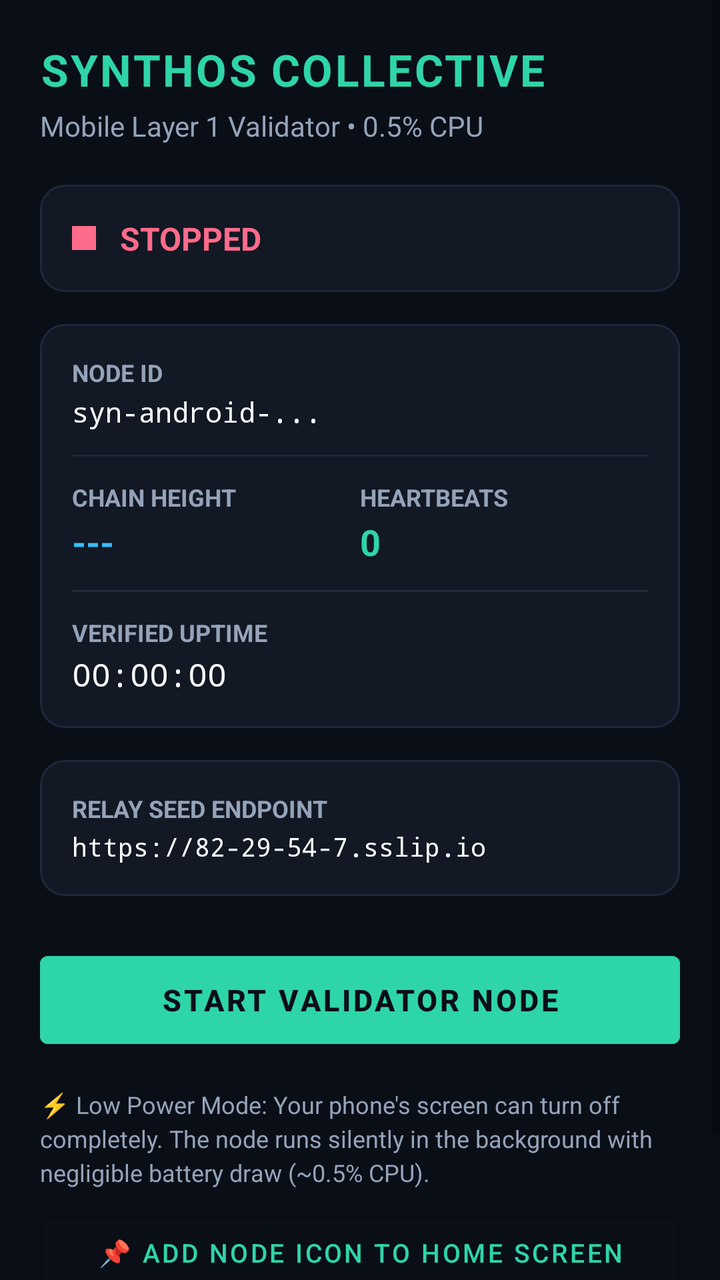
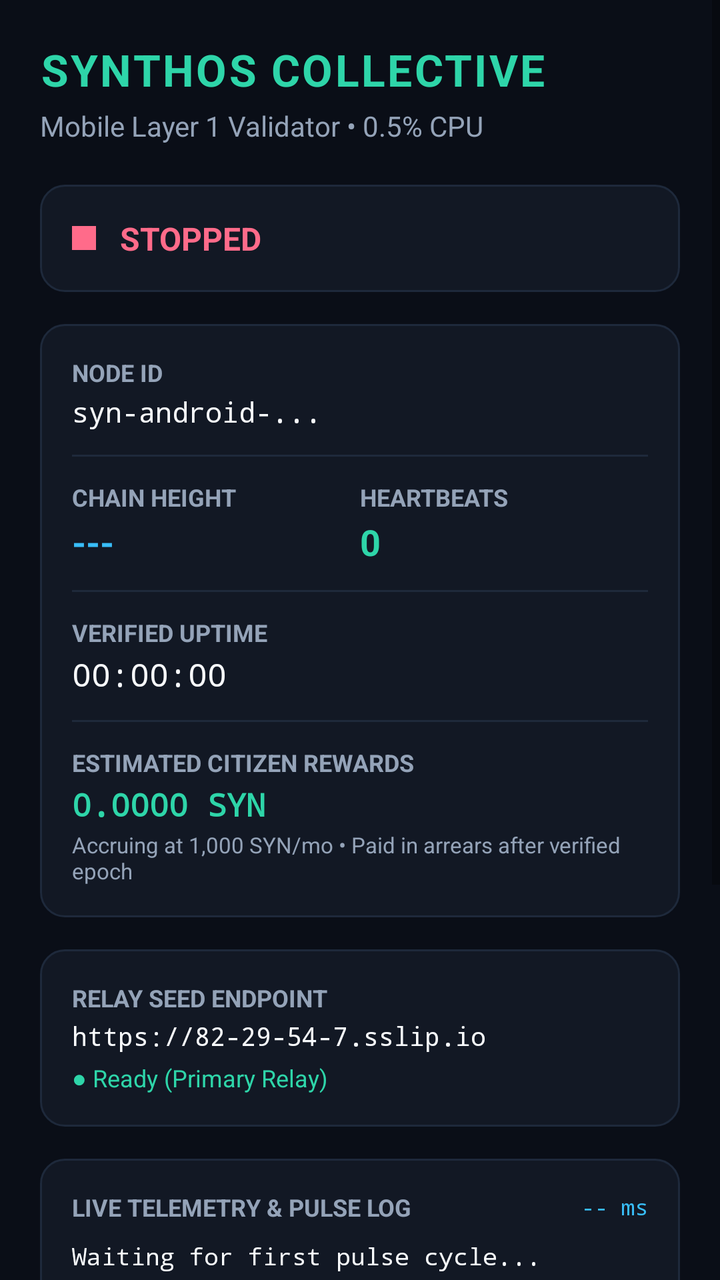

Before-and-after screenshots of an Android layout around one commit, followed by the original layout XML and the change that was made.
<!-- AndroidManifest.xml: application theme Theme.SynthosNode -->
<!-- res/layout/activity_main.xml -->
<?xml version="1.0" encoding="utf-8"?>
<ScrollView xmlns:android="http://schemas.android.com/apk/res/android"
    android:layout_width="match_parent"
    android:layout_height="match_parent"
    android:background="@color/bg_dark"
    android:fillViewport="true">

    <LinearLayout
        android:layout_width="match_parent"
        android:layout_height="wrap_content"
        android:orientation="vertical"
        android:padding="20dp">

        <TextView
            android:layout_width="wrap_content"
            android:layout_height="wrap_content"
            android:text="SYNTHOS COLLECTIVE"
            android:textColor="@color/accent_teal"
            android:textSize="22sp"
            android:textStyle="bold"
            android:letterSpacing="0.05" />

        <TextView
            android:layout_width="wrap_content"
            android:layout_height="wrap_content"
            android:text="Mobile Layer 1 Validator • 0.5% CPU"
            android:textColor="@color/text_muted"
            android:textSize="14sp"
            android:layout_marginTop="4dp" />

        
        <LinearLayout
            android:layout_width="match_parent"
            android:layout_height="wrap_content"
            android:background="@drawable/card_bg"
            android:orientation="horizontal"
            android:padding="16dp"
            android:layout_marginTop="20dp"
            android:gravity="center_vertical">

            <View
                android:id="@+id/statusIndicator"
                android:layout_width="12dp"
                android:layout_height="12dp"
                android:background="@color/danger_red" />

            <TextView
                android:id="@+id/statusText"
                android:layout_width="wrap_content"
                android:layout_height="wrap_content"
                android:text="STOPPED"
                android:textColor="@color/danger_red"
                android:textSize="16sp"
                android:textStyle="bold"
                android:layout_marginStart="12dp" />
        </LinearLayout>

        
        <LinearLayout
            android:layout_width="match_parent"
            android:layout_height="wrap_content"
            android:background="@drawable/card_bg"
            android:orientation="vertical"
            android:padding="16dp"
            android:layout_marginTop="16dp">

            <TextView
                android:layout_width="wrap_content"
                android:layout_height="wrap_content"
                android:text="NODE ID"
                android:textColor="@color/text_muted"
                android:textSize="12sp"
                android:textStyle="bold" />

            <TextView
                android:id="@+id/nodeIdText"
                android:layout_width="wrap_content"
                android:layout_height="wrap_content"
                android:text="syn-android-..."
                android:textColor="@color/text_white"
                android:textSize="14sp"
                android:fontFamily="monospace"
                android:layout_marginTop="2dp" />

            <View
                android:layout_width="match_parent"
                android:layout_height="1dp"
                android:background="@color/card_border"
                android:layout_marginTop="12dp"
                android:layout_marginBottom="12dp" />

            <LinearLayout
                android:layout_width="match_parent"
                android:layout_height="wrap_content"
                android:orientation="horizontal"
                android:baselineAligned="false">

                <LinearLayout
                    android:layout_width="0dp"
                    android:layout_height="wrap_content"
                    android:layout_weight="1"
                    android:orientation="vertical">

                    <TextView
                        android:layout_width="wrap_content"
                        android:layout_height="wrap_content"
                        android:text="CHAIN HEIGHT"
                        android:textColor="@color/text_muted"
                        android:textSize="12sp"
                        android:textStyle="bold" />

                    <TextView
                        android:id="@+id/heightText"
                        android:layout_width="wrap_content"
                        android:layout_height="wrap_content"
                        android:text="---"
                        android:textColor="@color/accent_sky"
                        android:textSize="18sp"
                        android:textStyle="bold"
                        android:layout_marginTop="2dp" />
                </LinearLayout>

                <LinearLayout
                    android:layout_width="0dp"
                    android:layout_height="wrap_content"
                    android:layout_weight="1"
                    android:orientation="vertical">

                    <TextView
                        android:layout_width="wrap_content"
                        android:layout_height="wrap_content"
                        android:text="HEARTBEATS"
                        android:textColor="@color/text_muted"
                        android:textSize="12sp"
                        android:textStyle="bold" />

                    <TextView
                        android:id="@+id/heartbeatsText"
                        android:layout_width="wrap_content"
                        android:layout_height="wrap_content"
                        android:text="0"
                        android:textColor="@color/accent_teal"
                        android:textSize="18sp"
                        android:textStyle="bold"
                        android:layout_marginTop="2dp" />
                </LinearLayout>
            </LinearLayout>

            <View
                android:layout_width="match_parent"
                android:layout_height="1dp"
                android:background="@color/card_border"
                android:layout_marginTop="12dp"
                android:layout_marginBottom="12dp" />

            <TextView
                android:layout_width="wrap_content"
                android:layout_height="wrap_content"
                android:text="VERIFIED UPTIME"
                android:textColor="@color/text_muted"
                android:textSize="12sp"
                android:textStyle="bold" />

            <TextView
                android:id="@+id/uptimeText"
                android:layout_width="wrap_content"
                android:layout_height="wrap_content"
                android:text="00:00:00"
                android:textColor="@color/text_white"
                android:textSize="16sp"
                android:fontFamily="monospace"
                android:layout_marginTop="2dp" />

        </LinearLayout>

        
        <LinearLayout
            android:layout_width="match_parent"
            android:layout_height="wrap_content"
            android:background="@drawable/card_bg"
            android:orientation="vertical"
            android:padding="16dp"
            android:layout_marginTop="16dp">

            <TextView
                android:layout_width="wrap_content"
                android:layout_height="wrap_content"
                android:text="RELAY SEED ENDPOINT"
                android:textColor="@color/text_muted"
                android:textSize="12sp"
                android:textStyle="bold" />

            <TextView
                android:id="@+id/relayText"
                android:layout_width="wrap_content"
                android:layout_height="wrap_content"
                android:text="https://82-29-54-7.sslip.io"
                android:textColor="@color/text_white"
                android:textSize="13sp"
                android:fontFamily="monospace"
                android:layout_marginTop="2dp" />
        </LinearLayout>

        
        <Button
            android:id="@+id/toggleButton"
            android:layout_width="match_parent"
            android:layout_height="56dp"
            android:text="START VALIDATOR NODE"
            android:textColor="@color/bg_dark"
            android:textSize="15sp"
            android:textStyle="bold"
            android:backgroundTint="@color/accent_teal"
            android:layout_marginTop="24dp" />

        
        <TextView
            android:layout_width="match_parent"
            android:layout_height="wrap_content"
            android:text="⚡ Low Power Mode: Your phone's screen can turn off completely. The node runs silently in the background with negligible battery draw (~0.5% CPU)."
            android:textColor="@color/text_muted"
            android:textSize="12sp"
            android:lineSpacingExtra="3dp"
            android:layout_marginTop="16dp" />

        <Button
            android:id="@+id/pinHomeButton"
            style="@style/Widget.MaterialComponents.Button.OutlinedButton"
            android:layout_width="match_parent"
            android:layout_height="wrap_content"
            android:text="📌 Add Node Icon to Home Screen"
            android:textColor="@color/accent_teal"
            android:textSize="13sp"
            android:layout_marginTop="8dp" />

        <Button
            android:id="@+id/batteryOptButton"
            style="@style/Widget.MaterialComponents.Button.TextButton"
            android:layout_width="match_parent"
            android:layout_height="wrap_content"
            android:text="Optimize Battery for 24/7 Validation"
            android:textColor="@color/accent_sky"
            android:textSize="12sp"
            android:layout_marginTop="4dp" />

    </LinearLayout>
</ScrollView>
<!-- resources referenced by this layout -->
<resources>
  <color name="accent_sky">#38bdf8</color>
  <color name="accent_teal">#2ed5a9</color>
  <color name="bg_dark">#0a0e17</color>
  <color name="card_border">#1e293b</color>
  <color name="danger_red">#ff6b8a</color>
  <color name="text_muted">#94a3b8</color>
  <color name="text_white">#f8fafc</color>
  <!-- drawable card_bg (drawable) -->
  <?xml version="1.0" encoding="utf-8"?>
  <shape xmlns:android="http://schemas.android.com/apk/res/android">
      <solid android:color="@color/card_dark" />
      <stroke android:width="1dp" android:color="@color/card_border" />
      <corners android:radius="12dp" />
  </shape>
  <style name="Theme.SynthosNode" parent="Theme.MaterialComponents.DayNight.NoActionBar">
          <item name="colorPrimary">@color/accent_teal</item>
          <item name="colorPrimaryVariant">@color/accent_sky</item>
          <item name="colorOnPrimary">@color/bg_dark</item>
          <item name="android:windowBackground">@color/bg_dark</item>
          <item name="android:statusBarColor">@color/bg_dark</item>
          <item name="android:navigationBarColor">@color/bg_dark</item>
      </style>
  <color name="card_dark">#121824</color>
</resources>

<!-- the commit's change to res/layout/activity_main.xml (unified diff, before → after) -->
@@ -171,6 +171,40 @@
                 android:fontFamily="monospace"
                 android:layout_marginTop="2dp" />
 
+            <View
+                android:layout_width="match_parent"
+                android:layout_height="1dp"
+                android:background="@color/card_border"
+                android:layout_marginTop="12dp"
+                android:layout_marginBottom="12dp" />
+
+            <TextView
+                android:layout_width="wrap_content"
+                android:layout_height="wrap_content"
+                android:text="ESTIMATED CITIZEN REWARDS"
+                android:textColor="@color/text_muted"
+                android:textSize="12sp"
+                android:textStyle="bold" />
+
+            <TextView
+                android:id="@+id/rewardsText"
+                android:layout_width="wrap_content"
+                android:layout_height="wrap_content"
+                android:text="0.0000 SYN"
+                android:textColor="@color/accent_teal"
+                android:textSize="16sp"
+                android:textStyle="bold"
+                android:fontFamily="monospace"
+                android:layout_marginTop="2dp" />
+
+            <TextView
+                android:layout_width="wrap_content"
+                android:layout_height="wrap_content"
+                android:text="Accruing at 1,000 SYN/mo • Paid in arrears after verified epoch"
+                android:textColor="@color/text_muted"
+                android:textSize="11sp"
+                android:layout_marginTop="2dp" />
+
         </LinearLayout>
 
         
@@ -199,6 +233,61 @@
                 android:textSize="13sp"
                 android:fontFamily="monospace"
                 android:layout_marginTop="2dp" />
+
+            <TextView
+                android:id="@+id/relayStatusText"
+                android:layout_width="wrap_content"
+                android:layout_height="wrap_content"
+                android:text="● Ready (Primary Relay)"
+                android:textColor="@color/accent_teal"
+                android:textSize="12sp"
+                android:layout_marginTop="4dp" />
+        </LinearLayout>
+
+        
+        <LinearLayout
+            android:layout_width="match_parent"
+            android:layout_height="wrap_content"
+            android:background="@drawable/card_bg"
+            android:orientation="vertical"
+            android:padding="16dp"
+            android:layout_marginTop="16dp">
+
+            <LinearLayout
+                android:layout_width="match_parent"
+                android:layout_height="wrap_content"
+                android:orientation="horizontal"
+                android:gravity="center_vertical">
+
+                <TextView
+                    android:layout_width="0dp"
+                    android:layout_height="wrap_content"
+                    android:layout_weight="1"
+                    android:text="LIVE TELEMETRY &amp; PULSE LOG"
+                    android:textColor="@color/text_muted"
+                    android:textSize="12sp"
+                    android:textStyle="bold" />
+
+                <TextView
+                    android:id="@+id/latencyBadge"
+                    android:layout_width="wrap_content"
+                    android:layout_height="wrap_content"
+                    android:text="-- ms"
+                    android:textColor="@color/accent_sky"
+                    android:textSize="11sp"
+                    android:fontFamily="monospace" />
+            </LinearLayout>
+
+            <TextView
+                android:id="@+id/pulseLogText"
+                android:layout_width="match_parent"
+                android:layout_height="wrap_content"
+                android:text="Waiting for first pulse cycle..."
+                android:textColor="@color/text_white"
+                android:textSize="12sp"
+                android:fontFamily="monospace"
+                android:lineSpacingExtra="3dp"
+                android:layout_marginTop="8dp" />
         </LinearLayout>
 
         
